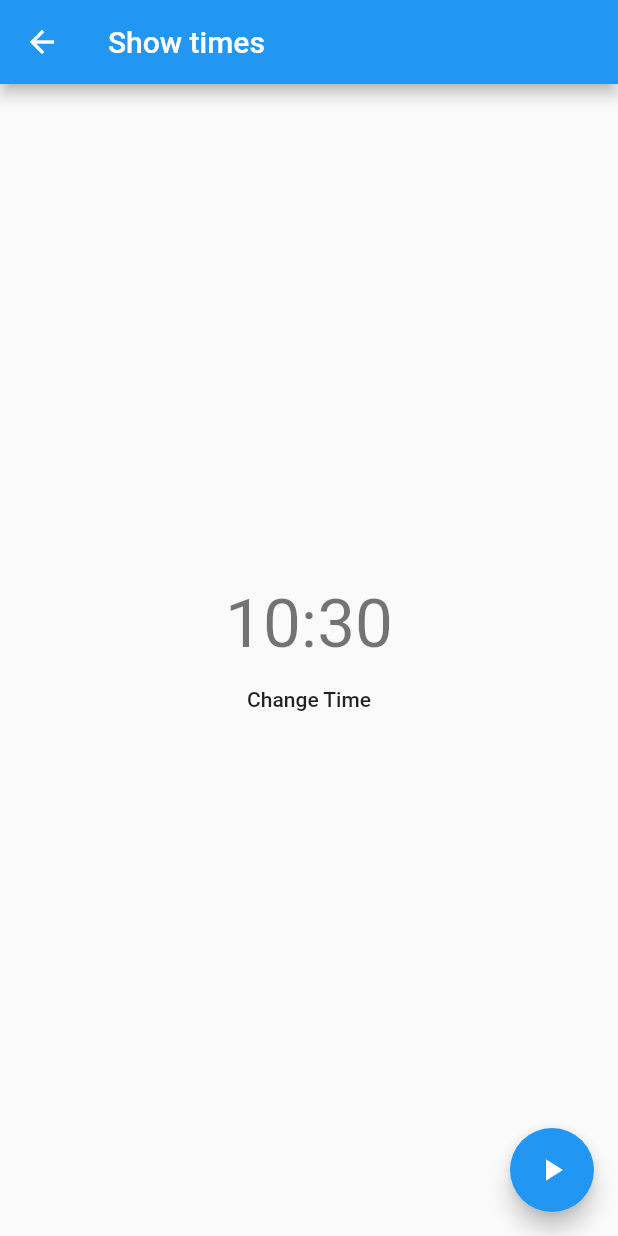
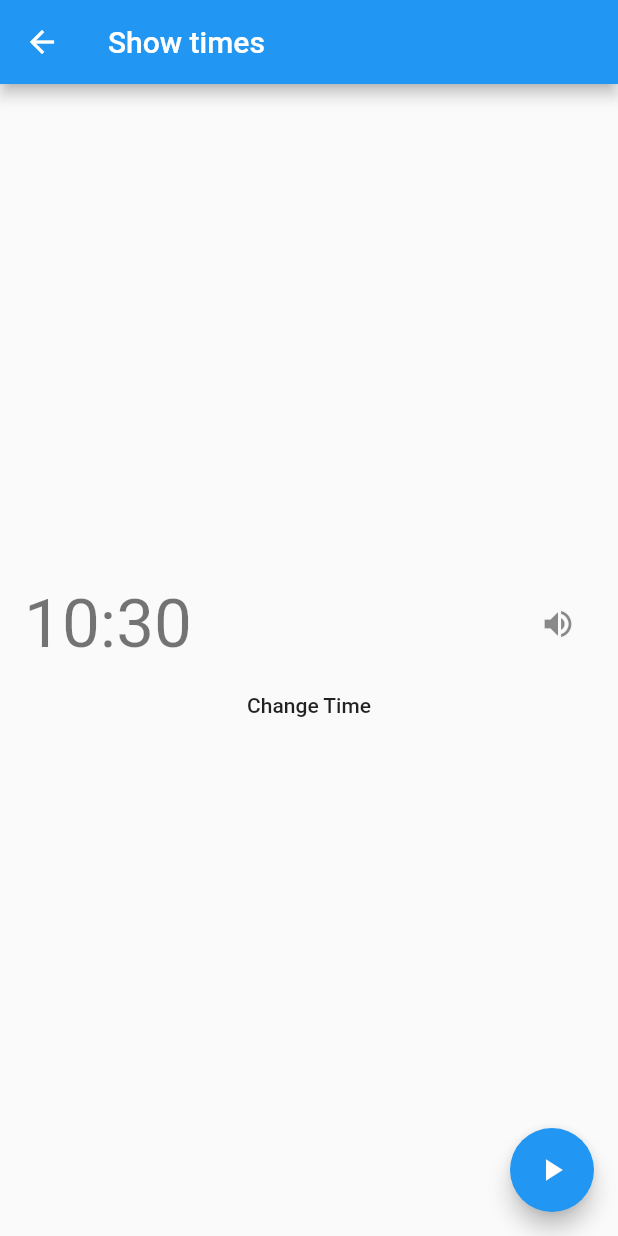
Before and after one commit to RaulSebastian/FlutterHackathonAphasia, a Flutter app: the TimePage screen opened directly, on a phone screen of 412 x 824 dp. Run offline on Flutter 3.47's test engine with Material 2 defaults, Android fonts, the phone set to English and light mode, and no system bars; our stand-ins replace flutter_tts; missing offline and left inert: flutter_image.

Commit message:
added audio to time and calender

```diff
--- a/lib/time.dart
+++ b/lib/time.dart
@@ -1,5 +1,6 @@
 import 'package:flutter/material.dart';
 import 'package:flutter/widgets.dart';
+import 'package:flutter_hackathon_aphasia/tts.dart';
 import 'package:intl/intl.dart';
 
 
@@ -39,14 +40,14 @@ class TimePageState extends State<TimePage> {
           children: <Widget>[
 //            BasicDateField(),
 
-            new FlatButton(
-              onPressed: () { __changeTime(context);
-              },
-              child: Text(
+
+            ListTile(
+              title: Text(
                 formatTimeOfDay(timePicked),
                 style: Theme.of(context).textTheme.display2,
               ),
-
+              trailing: TtsWidget(listenableText : formatTimeOfDay(timePicked), language: "en-us",),
+              onTap: () {__changeTime(context);},
             ),
             new FlatButton(
               onPressed: () {
```
Also changed, not shown: lib/calendar.dart (+10 -6 lines).
